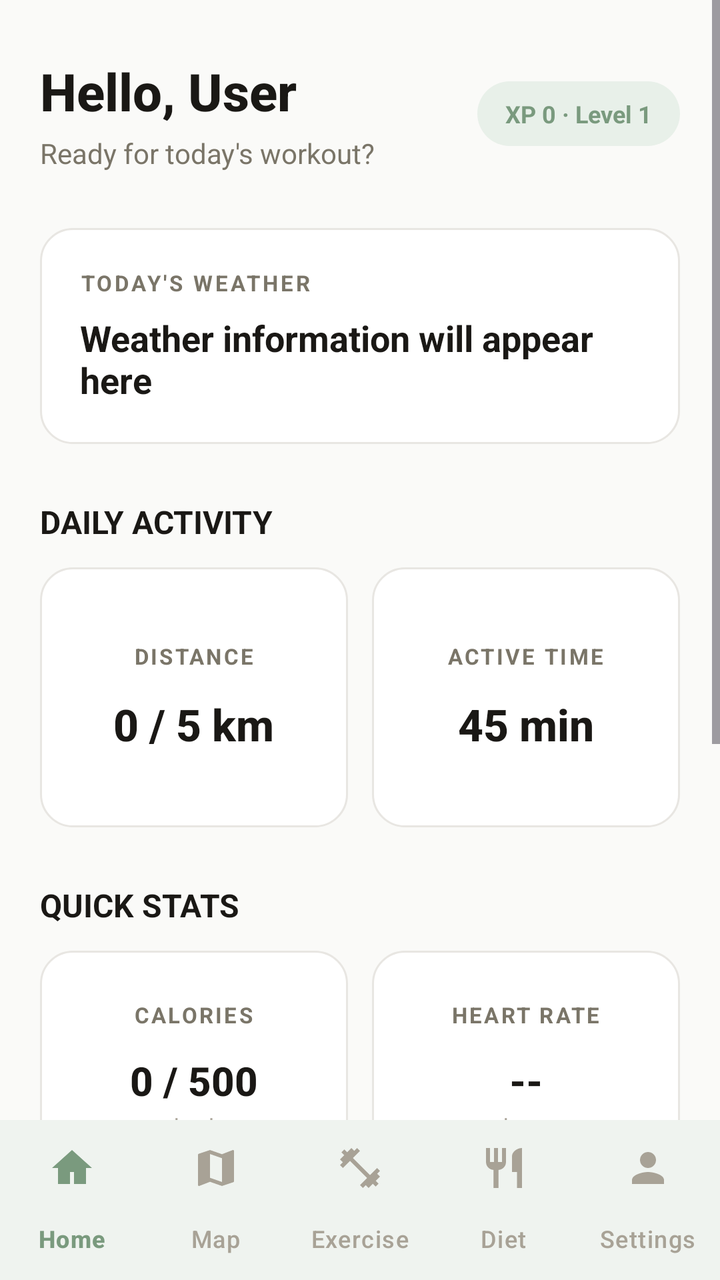
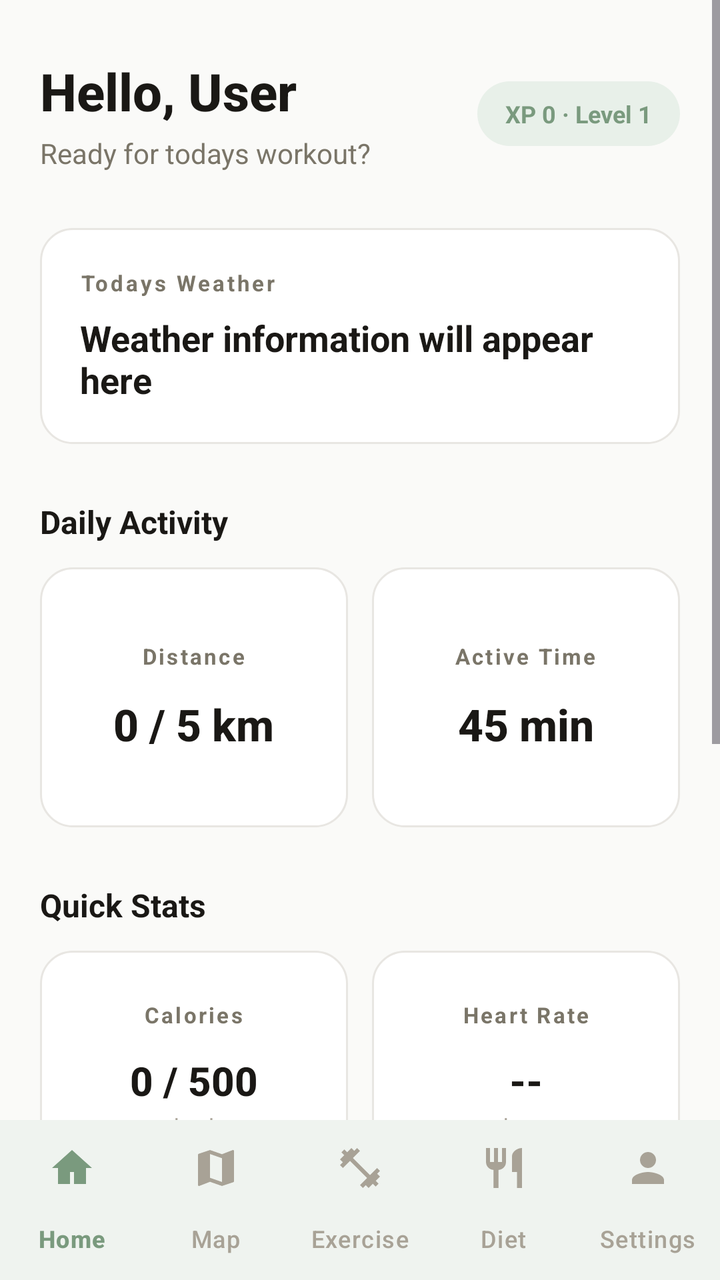

An Android layout rendered at two revisions. The XML below is the earlier revision; the diff shows what the commit changed to produce the second picture.
<!-- AndroidManifest.xml: application theme Theme.PulseFit_App -->
<!-- res/layout/activity_dashboard.xml -->
<?xml version="1.0" encoding="utf-8"?>
<LinearLayout
    xmlns:android="http://schemas.android.com/apk/res/android"
    xmlns:app="http://schemas.android.com/apk/res-auto"
    xmlns:tools="http://schemas.android.com/tools"
    android:id="@+id/main"
    android:layout_width="match_parent"
    android:layout_height="match_parent"
    android:orientation="vertical"
    android:background="@color/bg"
    tools:context=".Dashboard">

    <ScrollView
        android:layout_width="match_parent"
        android:layout_height="0dp"
        android:layout_weight="1"
        android:fillViewport="true"
        android:clipToPadding="false">

        <LinearLayout
            android:layout_width="match_parent"
            android:layout_height="wrap_content"
            android:orientation="vertical"
            android:paddingStart="20dp"
            android:paddingTop="28dp"
            android:paddingEnd="20dp"
            android:paddingBottom="24dp">

            <LinearLayout
                android:layout_width="match_parent"
                android:layout_height="wrap_content"
                android:gravity="center_vertical"
                android:orientation="horizontal">

                <LinearLayout
                    android:layout_width="0dp"
                    android:layout_height="wrap_content"
                    android:layout_weight="1"
                    android:orientation="vertical">

                    <TextView
                        android:id="@+id/greetingText"
                        android:layout_width="wrap_content"
                        android:layout_height="wrap_content"
                        android:text="Hello, User"
                        android:textColor="@color/text_primary"
                        android:textSize="26sp"
                        android:textStyle="bold"
                        android:fontFamily="sans-serif-medium" />

                    <TextView
                        android:layout_width="wrap_content"
                        android:layout_height="wrap_content"
                        android:layout_marginTop="4dp"
                        android:text="Ready for today's workout?"
                        android:textColor="@color/text_secondary"
                        android:textSize="14sp" />

                </LinearLayout>

                <TextView
                    android:id="@+id/xpLevelText"
                    android:layout_width="wrap_content"
                    android:layout_height="wrap_content"
                    android:background="@drawable/pill_background"
                    android:paddingStart="14dp"
                    android:paddingEnd="14dp"
                    android:paddingTop="8dp"
                    android:paddingBottom="8dp"
                    android:text="XP 0 · Level 1"
                    android:textColor="@color/accent"
                    android:textSize="12sp"
                    android:textStyle="bold" />

            </LinearLayout>

            <LinearLayout
                android:layout_width="match_parent"
                android:layout_height="wrap_content"
                android:layout_marginTop="28dp"
                android:background="@drawable/card_background"
                android:orientation="vertical"
                android:padding="20dp">

                <TextView
                    android:layout_width="wrap_content"
                    android:layout_height="wrap_content"
                    android:text="TODAY'S WEATHER"
                    android:textColor="@color/text_secondary"
                    android:textSize="11sp"
                    android:letterSpacing="0.12"
                    android:textStyle="bold" />

                <TextView
                    android:id="@+id/weatherText"
                    android:layout_width="match_parent"
                    android:layout_height="wrap_content"
                    android:layout_marginTop="8dp"
                    android:text="Weather information will appear here"
                    android:textColor="@color/text_primary"
                    android:textSize="18sp"
                    android:textStyle="bold" />

            </LinearLayout>

            
            <TextView
                android:layout_width="match_parent"
                android:layout_height="wrap_content"
                android:layout_marginTop="28dp"
                android:text="DAILY ACTIVITY"
                android:textColor="@color/text_primary"
                android:textSize="16sp"
                android:textStyle="bold" />

            <LinearLayout
                android:layout_width="match_parent"
                android:layout_height="wrap_content"
                android:layout_marginTop="12dp"
                android:orientation="horizontal">

                <LinearLayout
                    android:layout_width="0dp"
                    android:layout_height="wrap_content"
                    android:minHeight="130dp"
                    android:layout_marginEnd="6dp"
                    android:layout_weight="1"
                    android:background="@drawable/card_background"
                    android:gravity="center"
                    android:orientation="vertical"
                    android:padding="16dp">

                    <TextView
                        android:layout_width="wrap_content"
                        android:layout_height="wrap_content"
                        android:text="DISTANCE"
                        android:textColor="@color/text_secondary"
                        android:textSize="11sp"
                        android:letterSpacing="0.1"
                        android:textStyle="bold" />

                    <TextView
                        android:id="@+id/distanceText"
                        android:layout_width="wrap_content"
                        android:layout_height="wrap_content"
                        android:layout_marginTop="12dp"
                        android:gravity="center"
                        android:text="0 / 5 km"
                        android:textColor="@color/text_primary"
                        android:textSize="22sp"
                        android:textStyle="bold"
                        android:fontFamily="sans-serif-medium" />

                </LinearLayout>

                <LinearLayout
                    android:layout_width="0dp"
                    android:layout_height="wrap_content"
                    android:minHeight="130dp"
                    android:layout_marginStart="6dp"
                    android:layout_weight="1"
                    android:background="@drawable/card_background"
                    android:gravity="center"
                    android:orientation="vertical"
                    android:padding="16dp">

                    <TextView
                        android:layout_width="wrap_content"
                        android:layout_height="wrap_content"
                        android:text="ACTIVE TIME"
                        android:textColor="@color/text_secondary"
                        android:textSize="11sp"
                        android:letterSpacing="0.1"
                        android:textStyle="bold" />

                    <TextView
                        android:id="@+id/activeTimeText"
                        android:layout_width="wrap_content"
                        android:layout_height="wrap_content"
                        android:layout_marginTop="12dp"
                        android:gravity="center"
                        android:text="45 min"
                        android:textColor="@color/text_primary"
                        android:textSize="22sp"
                        android:textStyle="bold"
                        android:fontFamily="sans-serif-medium" />

                </LinearLayout>

            </LinearLayout>

            <TextView
                android:layout_width="match_parent"
                android:layout_height="wrap_content"
                android:layout_marginTop="28dp"
                android:text="QUICK STATS"
                android:textColor="@color/text_primary"
                android:textSize="16sp"
                android:textStyle="bold" />

            <LinearLayout
                android:layout_width="match_parent"
                android:layout_height="wrap_content"
                android:layout_marginTop="12dp"
                android:orientation="horizontal">

                <LinearLayout
                    android:layout_width="0dp"
                    android:layout_height="wrap_content"
                    android:minHeight="120dp"
                    android:layout_marginEnd="6dp"
                    android:layout_weight="1"
                    android:background="@drawable/card_background"
                    android:gravity="center"
                    android:orientation="vertical"
                    android:padding="16dp">

                    <TextView
                        android:layout_width="wrap_content"
                        android:layout_height="wrap_content"
                        android:text="CALORIES"
                        android:textColor="@color/text_secondary"
                        android:textSize="11sp"
                        android:letterSpacing="0.1"
                        android:textStyle="bold" />

                    <TextView
                        android:id="@+id/caloriesText"
                        android:layout_width="wrap_content"
                        android:layout_height="wrap_content"
                        android:layout_marginTop="12dp"
                        android:gravity="center"
                        android:text="0 / 500"
                        android:textColor="@color/text_primary"
                        android:textSize="20sp"
                        android:textStyle="bold"
                        android:fontFamily="sans-serif-medium" />

                    <TextView
                        android:layout_width="wrap_content"
                        android:layout_height="wrap_content"
                        android:layout_marginTop="2dp"
                        android:text="kcal"
                        android:textColor="@color/text_muted"
                        android:textSize="11sp" />

                </LinearLayout>

                <LinearLayout
                    android:layout_width="0dp"
                    android:layout_height="wrap_content"
                    android:minHeight="120dp"
                    android:layout_marginStart="6dp"
                    android:layout_weight="1"
                    android:background="@drawable/card_background"
                    android:gravity="center"
                    android:orientation="vertical"
                    android:padding="16dp">

                    <TextView
                        android:layout_width="wrap_content"
                        android:layout_height="wrap_content"
                        android:text="HEART RATE"
                        android:textColor="@color/text_secondary"
                        android:textSize="11sp"
                        android:letterSpacing="0.1"
                        android:textStyle="bold" />

                    <TextView
                        android:id="@+id/heartRateText"
                        android:layout_width="wrap_content"
                        android:layout_height="wrap_content"
                        android:layout_marginTop="12dp"
                        android:gravity="center"
                        android:text="--"
                        android:textColor="@color/text_primary"
                        android:textSize="20sp"
                        android:textStyle="bold"
                        android:fontFamily="sans-serif-medium" />

                    <TextView
                        android:layout_width="wrap_content"
                        android:layout_height="wrap_content"
                        android:layout_marginTop="2dp"
                        android:text="bpm"
                        android:textColor="@color/text_muted"
                        android:textSize="11sp" />

                </LinearLayout>

            </LinearLayout>

            <com.google.android.material.button.MaterialButton
                android:id="@+id/startWorkoutButton"
                android:layout_width="match_parent"
                android:layout_height="58dp"
                android:layout_marginTop="28dp"
                android:text="START WORKOUT"
                android:textColor="@color/white"
                android:textSize="14sp"
                android:letterSpacing="0.08"
                android:textStyle="bold"
                app:backgroundTint="@color/accent"
                app:cornerRadius="16dp"
                app:elevation="0dp" />

            <TextView
                android:layout_width="match_parent"
                android:layout_height="wrap_content"
                android:layout_marginTop="28dp"
                android:text="RECENT ACTIVITY"
                android:textColor="@color/text_primary"
                android:textSize="16sp"
                android:textStyle="bold" />

            <LinearLayout
                android:layout_width="match_parent"
                android:layout_height="wrap_content"
                android:layout_marginTop="12dp"
                android:layout_marginBottom="16dp"
                android:background="@drawable/card_background"
                android:orientation="vertical"
                android:padding="20dp">

                <TextView
                    android:id="@+id/recentActivityText"
                    android:layout_width="match_parent"
                    android:layout_height="wrap_content"
                    android:text="No recent activity"
                    android:textColor="@color/text_secondary"
                    android:textSize="15sp" />

            </LinearLayout>

        </LinearLayout>

    </ScrollView>

    <com.google.android.material.bottomnavigation.BottomNavigationView
        android:id="@+id/bottomNav"
        android:layout_width="match_parent"
        android:layout_height="wrap_content"
        android:background="@color/surface"
        app:elevation="8dp"
        app:labelVisibilityMode="labeled"
        app:itemIconTint="@color/nav_item_tint"
        app:itemTextColor="@color/nav_item_tint"
        app:itemActiveIndicatorStyle="@style/SoftNavIndicator"
        app:menu="@menu/bottom_nav_menu" />

</LinearLayout>
<!-- resources referenced by this layout -->
<resources>
  <color name="accent">#7A9A7E</color>
  <color name="bg">#FAFAF8</color>
  <color name="surface">#FFFFFF</color>
  <color name="text_muted">#A8A296</color>
  <color name="text_primary">#1A1815</color>
  <color name="text_secondary">#7A7568</color>
  <color name="white">#FFFFFF</color>
  <!-- drawable card_background (drawable) -->
  <?xml version="1.0" encoding="utf-8"?>
  <shape xmlns:android="http://schemas.android.com/apk/res/android"
      android:shape="rectangle">
  
          <solid android:color="@color/surface" />
  
          <corners android:radius="16dp" />
  
          <stroke android:width="1dp"
                  android:color="@color/divider" />
  
  
      <padding
          android:left="16dp"
          android:top="16dp"
          android:right="16dp"
          android:bottom="16dp" />
  
  </shape>
  <!-- drawable pill_background (drawable) -->
  <?xml version="1.0" encoding="utf-8"?>
  <shape xmlns:android="http://schemas.android.com/apk/res/android"
      android:shape="rectangle">
      <solid android:color="@color/accent_soft" />
      <corners android:radius="100dp" />
  </shape>
  <style name="SoftNavIndicator" parent="Widget.Material3.BottomNavigationView.ActiveIndicator">
          <item name="android:color">@color/accent_soft</item>
          <item name="android:width">56dp</item>
          <item name="android:height">32dp</item>
      </style>
  <style name="Theme.PulseFit_App" parent="Theme.Material3.Light.NoActionBar">
  
          <item name="colorPrimary">@color/accent</item>
          <item name="colorOnPrimary">@color/white</item>
          <item name="colorPrimaryContainer">@color/accent_soft</item>
          <item name="colorOnPrimaryContainer">@color/accent_dark</item>
  
          <item name="colorSecondary">@color/terracotta</item>
          <item name="colorOnSecondary">@color/white</item>
  
          <item name="colorError">@color/danger</item>
          <item name="colorOnError">@color/white</item>
          <item name="android:colorBackground">@color/bg</item>
          <item name="colorSurface">@color/surface</item>
          <item name="colorSurfaceVariant">@color/surface_variant</item>
          <item name="colorOnSurface">@color/text_primary</item>
          <item name="colorOnSurfaceVariant">@color/text_secondary</item>
          <item name="colorOutline">@color/divider</item>
          <item name="android:statusBarColor">@color/bg</item>
          <item name="android:navigationBarColor">@color/surface</item>
          <item name="android:windowLightStatusBar">true</item>
          <item name="android:windowLightNavigationBar" tools:targetApi="27">true</item>
  
      </style>
  <color name="divider">#E8E6E2</color>
  <color name="accent_soft">#E8F0E9</color>
  <color name="accent_dark">#5E7A62</color>
  <color name="terracotta">#C4846A</color>
  <color name="danger">#C75B4A</color>
  <color name="surface_variant">#F0EFEC</color>
</resources>

<!-- the commit's change to res/layout/activity_dashboard.xml (unified diff, before → after) -->
@@ -42,7 +42,7 @@
                         android:id="@+id/greetingText"
                         android:layout_width="wrap_content"
                         android:layout_height="wrap_content"
-                        android:text="Hello, User"
+                        android:text="@string/hello_user"
                         android:textColor="@color/text_primary"
                         android:textSize="26sp"
                         android:textStyle="bold"
@@ -52,7 +52,7 @@
                         android:layout_width="wrap_content"
                         android:layout_height="wrap_content"
                         android:layout_marginTop="4dp"
-                        android:text="Ready for today's workout?"
+                        android:text="@string/workout_prompt"
                         android:textColor="@color/text_secondary"
                         android:textSize="14sp" />
 
@@ -85,7 +85,7 @@
                 <TextView
                     android:layout_width="wrap_content"
                     android:layout_height="wrap_content"
-                    android:text="TODAY'S WEATHER"
+                    android:text="@string/today_weather"
                     android:textColor="@color/text_secondary"
                     android:textSize="11sp"
                     android:letterSpacing="0.12"
@@ -96,19 +96,18 @@
                     android:layout_width="match_parent"
                     android:layout_height="wrap_content"
                     android:layout_marginTop="8dp"
-                    android:text="Weather information will appear here"
+                    android:text="@string/weather_placeholder"
                     android:textColor="@color/text_primary"
                     android:textSize="18sp"
                     android:textStyle="bold" />
 
             </LinearLayout>
 
-            
             <TextView
                 android:layout_width="match_parent"
                 android:layout_height="wrap_content"
                 android:layout_marginTop="28dp"
-                android:text="DAILY ACTIVITY"
+                android:text="@string/daily_activity"
                 android:textColor="@color/text_primary"
                 android:textSize="16sp"
                 android:textStyle="bold" />
@@ -133,7 +132,7 @@
                     <TextView
                         android:layout_width="wrap_content"
                         android:layout_height="wrap_content"
-                        android:text="DISTANCE"
+                        android:text="@string/distance"
                         android:textColor="@color/text_secondary"
                         android:textSize="11sp"
                         android:letterSpacing="0.1"
@@ -167,7 +166,7 @@
                     <TextView
                         android:layout_width="wrap_content"
                         android:layout_height="wrap_content"
-                        android:text="ACTIVE TIME"
+                        android:text="@string/active_time"
                         android:textColor="@color/text_secondary"
                         android:textSize="11sp"
                         android:letterSpacing="0.1"
@@ -193,7 +192,7 @@
                 android:layout_width="match_parent"
                 android:layout_height="wrap_content"
                 android:layout_marginTop="28dp"
-                android:text="QUICK STATS"
+                android:text="@string/quick_stats"
                 android:textColor="@color/text_primary"
                 android:textSize="16sp"
                 android:textStyle="bold" />
@@ -218,7 +217,7 @@
                     <TextView
                         android:layout_width="wrap_content"
                         android:layout_height="wrap_content"
-                        android:text="CALORIES"
+                        android:text="@string/calories"
                         android:textColor="@color/text_secondary"
                         android:textSize="11sp"
                         android:letterSpacing="0.1"
@@ -260,7 +259,7 @@
                     <TextView
                         android:layout_width="wrap_content"
                         android:layout_height="wrap_content"
-                        android:text="HEART RATE"
+                        android:text="@string/heart_rate"
                         android:textColor="@color/text_secondary"
                         android:textSize="11sp"
                         android:letterSpacing="0.1"
@@ -295,7 +294,7 @@
                 android:layout_width="match_parent"
                 android:layout_height="58dp"
                 android:layout_marginTop="28dp"
-                android:text="START WORKOUT"
+                android:text="@string/start_workout"
                 android:textColor="@color/white"
                 android:textSize="14sp"
                 android:letterSpacing="0.08"
@@ -308,7 +307,7 @@
                 android:layout_width="match_parent"
                 android:layout_height="wrap_content"
                 android:layout_marginTop="28dp"
-                android:text="RECENT ACTIVITY"
+                android:text="@string/recent_activity"
                 android:textColor="@color/text_primary"
                 android:textSize="16sp"
                 android:textStyle="bold" />
@@ -326,7 +325,7 @@
                     android:id="@+id/recentActivityText"
                     android:layout_width="match_parent"
                     android:layout_height="wrap_content"
-                    android:text="No recent activity"
+                    android:text="@string/no_recent_activity"
                     android:textColor="@color/text_secondary"
                     android:textSize="15sp" />
 
<!-- resource entries referenced after the edit -->
@@ -34,6 +34,19 @@
       <solid android:color="@color/accent_soft" />
       <corners android:radius="100dp" />
   </shape>
+  <string name="active_time">Active Time</string>
+  <string name="calories">Calories</string>
+  <string name="daily_activity">Daily Activity</string>
+  <string name="distance">Distance</string>
+  <string name="heart_rate">Heart Rate</string>
+  <string name="hello_user">Hello, User</string>
+  <string name="no_recent_activity">No recent activity</string>
+  <string name="quick_stats">Quick Stats</string>
+  <string name="recent_activity">Recent Activity</string>
+  <string name="start_workout">Start Workout</string>
+  <string name="today_weather">Today\s Weather</string>
+  <string name="weather_placeholder">Weather information will appear here</string>
+  <string name="workout_prompt">Ready for today\s workout?</string>
   <style name="SoftNavIndicator" parent="Widget.Material3.BottomNavigationView.ActiveIndicator">
           <item name="android:color">@color/accent_soft</item>
           <item name="android:width">56dp</item>
